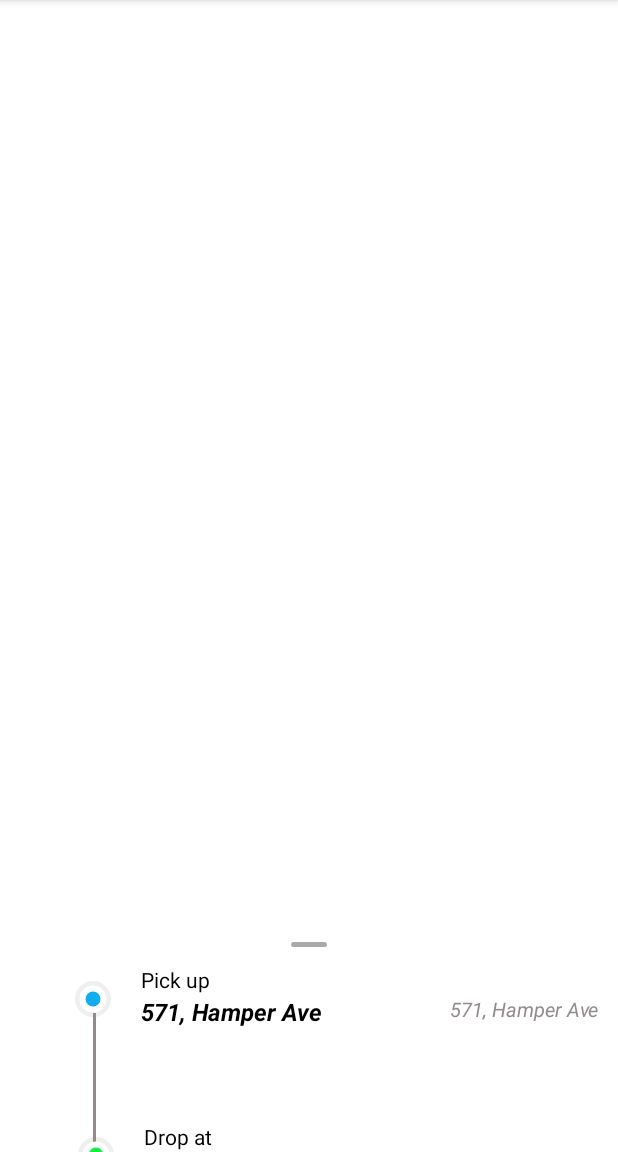
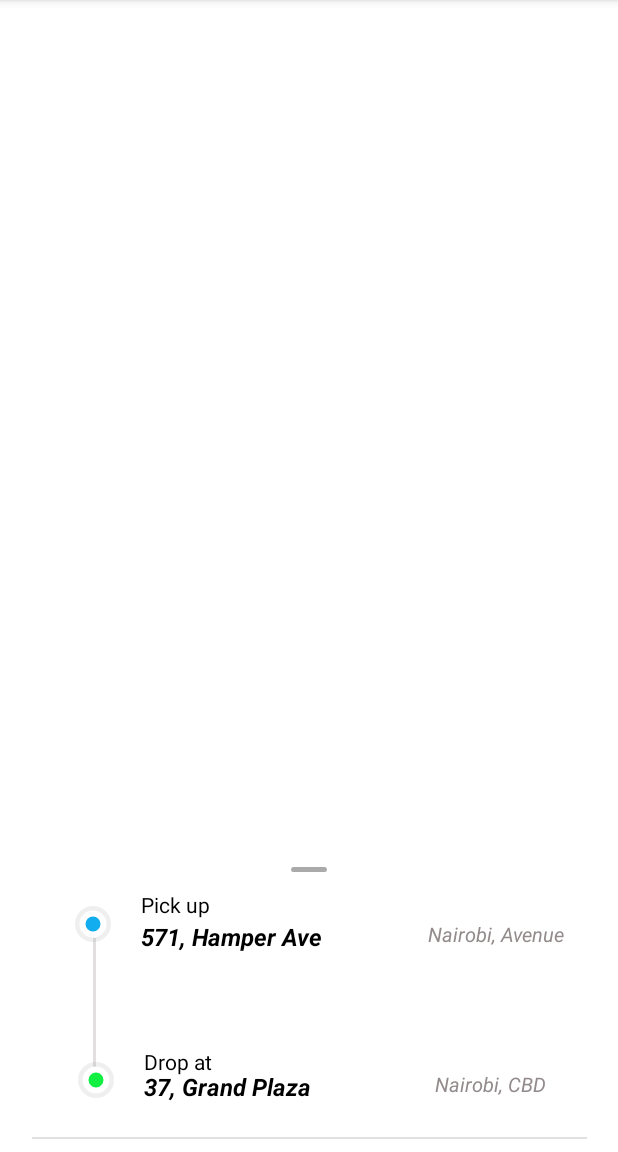
Before and after one commit to Muchori/BottomSheetDialog, an Android app: the PackageDetailsFragment screen opened through its navigation route, on a phone screen of 412 x 824 dp, the part 84-1236 px from its top. Run offline under Robolectric (Android 15) with nearby library versions, the phone set to English and light mode, and no system bars.

Commit message:
Persisent Bottom Sheet

```diff
--- a/app/build.gradle
+++ b/app/build.gradle
@@ -44,7 +44,7 @@ dependencies {
     implementation 'androidx.appcompat:appcompat:1.4.2'
     implementation 'com.google.android.material:material:1.6.1'
     implementation 'androidx.constraintlayout:constraintlayout:2.1.4'
-    implementation 'androidx.navigation:navigation-fragment:2.4.2'
+    implementation 'androidx.navigation:navigation-fragment-ktx:2.4.2'
     testImplementation 'junit:junit:4.13.2'
     androidTestImplementation 'androidx.test.ext:junit:1.1.3'
     androidTestImplementation 'androidx.test.espresso:espresso-core:3.4.0'
--- a/app/src/main/res/drawable/btn.xml
+++ b/app/src/main/res/drawable/btn.xml
@@ -2,5 +2,5 @@
 <shape xmlns:android="http://schemas.android.com/apk/res/android">
 
     <corners android:radius="8dp" />
-    <solid android:color="#12ADEF" />
+    <solid android:color="#6312ADEF" />
 </shape>
--- a/app/src/main/res/layout/layout_bottom_sheet.xml
+++ b/app/src/main/res/layout/layout_bottom_sheet.xml
@@ -1,14 +1,14 @@
 <?xml version="1.0" encoding="utf-8"?>
-<androidx.constraintlayout.widget.ConstraintLayout
-    xmlns:android="http://schemas.android.com/apk/res/android"
+<androidx.constraintlayout.widget.ConstraintLayout xmlns:android="http://schemas.android.com/apk/res/android"
     xmlns:app="http://schemas.android.com/apk/res-auto"
     android:id="@+id/layout_bottom_sheet"
     android:layout_width="match_parent"
-    android:layout_height="match_parent"
+    android:layout_height="wrap_content"
     android:background="@drawable/bottom_sheet_back"
     android:orientation="vertical"
     app:behavior_hideable="false"
-    app:behavior_peekHeight="150dp"
+    app:behavior_peekHeight="200dp"
+    android:paddingBottom="30dp"
     app:layout_behavior="@string/bottom_sheet_behavior">
 
   <ScrollView
@@ -16,6 +16,7 @@
       android:layout_width="match_parent"
       android:layout_height="wrap_content"
       app:layout_constraintEnd_toEndOf="parent"
+      app:layout_constraintHorizontal_bias="1.0"
       app:layout_constraintStart_toStartOf="parent"
       app:layout_constraintTop_toTopOf="parent">
 
@@ -23,6 +24,7 @@
         android:layout_width="wrap_content"
         android:layout_height="wrap_content"
         android:orientation="vertical">
+
       <ImageView
           android:id="@+id/bottomSheetGrapple"
           android:layout_width="wrap_content"
@@ -41,7 +43,7 @@
           android:layout_marginTop="36dp"
           android:src="@drawable/ic_stepper_image"
           app:layout_constraintStart_toStartOf="parent"
-            app:layout_constraintTop_toTopOf="parent"/>
+          app:layout_constraintTop_toTopOf="parent" />
 
       <TextView
           android:id="@+id/textcode"
@@ -52,7 +54,8 @@
           android:text="Pick up"
           android:textColor="@color/black"
           app:layout_constraintStart_toEndOf="@+id/stepper1"
-            app:layout_constraintTop_toTopOf="parent"/>
+          app:layout_constraintTop_toTopOf="parent" />
+
       <TextView
           android:id="@+id/textcode1"
           android:layout_width="wrap_content"
@@ -64,16 +67,16 @@
           android:textSize="16sp"
           android:textStyle="bold|italic"
           app:layout_constraintStart_toEndOf="@+id/stepper1"
-            app:layout_constraintTop_toTopOf="parent"/>
+          app:layout_constraintTop_toTopOf="parent" />
 
       <TextView
           android:id="@+id/textcode5"
           android:layout_width="wrap_content"
           android:layout_height="wrap_content"
-            android:layout_marginStart="100dp"
+          android:layout_marginStart="70dp"
           android:layout_marginTop="45dp"
-            android:layout_marginEnd="28dp"
-            android:text="571, Hamper Ave"
+          android:layout_marginEnd="35dp"
+          android:text="Nairobi, Avenue"
           android:textColor="#938B8B"
           android:textSize="13sp"
           android:textStyle="italic"
@@ -86,11 +89,11 @@
           android:layout_height="90dp"
           android:layout_marginStart="62dp"
           android:layout_marginTop="64dp"
-            android:background="#938B8B"
+          android:background="#47938B8B"
           app:layout_constraintBottom_toTopOf="@+id/stepper2"
           app:layout_constraintStart_toStartOf="parent"
           app:layout_constraintTop_toBottomOf="@+id/stepper1"
-            app:layout_constraintTop_toTopOf="parent"/>
+          app:layout_constraintTop_toTopOf="parent" />
 
       <ImageView
           android:id="@+id/stepper2"
@@ -100,7 +103,7 @@
           android:layout_marginTop="140dp"
           android:src="@drawable/ic_stepper_image_2"
           app:layout_constraintStart_toStartOf="parent"
-            app:layout_constraintTop_toTopOf="parent"/>
+          app:layout_constraintTop_toTopOf="parent" />
 
       <TextView
           android:id="@+id/textcode2"
@@ -111,7 +114,7 @@
           android:text="Drop at"
           android:textColor="@color/black"
           app:layout_constraintStart_toEndOf="@+id/stepper2"
-            app:layout_constraintTop_toTopOf="parent"/>
+          app:layout_constraintTop_toTopOf="parent" />
 
       <TextView
           android:id="@+id/textcode3"
@@ -124,15 +127,15 @@
           android:textSize="16sp"
           android:textStyle="bold|italic"
           app:layout_constraintStart_toEndOf="@+id/stepper2"
-            app:layout_constraintTop_toTopOf="parent"/>
+          app:layout_constraintTop_toTopOf="parent" />
 
       <TextView
           android:id="@+id/textcode4"
           android:layout_width="wrap_content"
           android:layout_height="wrap_content"
-            android:layout_marginStart="100dp"
+          android:layout_marginStart="70dp"
           android:layout_marginTop="145dp"
-            android:layout_marginEnd="28dp"
+          android:layout_marginEnd="35dp"
           android:text="Nairobi, CBD"
           android:textColor="#938B8B"
           android:textSize="13sp"
@@ -143,13 +146,75 @@
 
       <View
           android:id="@+id/view2"
-            android:layout_width="335dp"
+          android:layout_width="370dp"
           android:layout_height="1dp"
-            android:layout_margin="20dp"
-            android:background="#938B8B"
+          android:layout_margin="26dp"
+          android:background="#47938B8B"
           app:layout_constraintEnd_toEndOf="parent"
           app:layout_constraintStart_toStartOf="parent"
-            app:layout_constraintTop_toBottomOf="@+id/textcode4"/>
+          app:layout_constraintTop_toBottomOf="@+id/textcode4" />
+
+
+      <androidx.constraintlayout.widget.ConstraintLayout
+          android:id="@id/constraint"
+          android:layout_width="0dp"
+          android:layout_height="wrap_content"
+          android:layout_marginTop="5dp"
+          app:layout_constraintEnd_toEndOf="parent"
+          app:layout_constraintStart_toStartOf="parent"
+          app:layout_constraintTop_toBottomOf="@+id/view2">
+
+        <TextView
+            android:id="@+id/totalCost"
+            android:layout_width="wrap_content"
+            android:layout_height="wrap_content"
+            android:layout_marginTop="7dp"
+            android:text="Total Cost"
+            android:textColor="@color/black"
+            android:textSize="14sp"
+            android:textStyle="bold"
+            app:layout_constraintEnd_toStartOf="@+id/txt_total_cost"
+            app:layout_constraintStart_toStartOf="parent"
+            app:layout_constraintTop_toTopOf="parent" />
+
+        <TextView
+            android:id="@+id/txt_total_cost"
+            android:layout_width="wrap_content"
+            android:layout_height="wrap_content"
+            android:layout_marginStart="180dp"
+            android:layout_marginTop="7dp"
+            android:text="$46.90"
+            android:textColor="#34E25B"
+            android:textSize="14sp"
+            android:textStyle="bold|italic"
+            app:layout_constraintEnd_toEndOf="parent"
+            app:layout_constraintStart_toEndOf="@+id/totalCost"
+            app:layout_constraintTop_toTopOf="parent" />
+
+        <TextView
+            android:id="@+id/pkg_weight"
+            android:layout_width="wrap_content"
+            android:layout_height="wrap_content"
+            android:layout_marginTop="10dp"
+            android:text="Package Weight"
+            android:textColor="@color/black"
+            android:textSize="14sp"
+            android:textStyle="bold"
+            app:layout_constraintStart_toStartOf="@+id/totalCost"
+            app:layout_constraintTop_toBottomOf="@+id/totalCost" />
+
+        <TextView
+            android:id="@+id/txt_pkg_weight"
+            android:layout_width="wrap_content"
+            android:layout_height="wrap_content"
+            android:layout_marginTop="10dp"
+            android:text="1.5kg"
+            android:textColor="#12ADEF"
+            android:textSize="14sp"
+            android:textStyle="bold|italic"
+            app:layout_constraintStart_toStartOf="@+id/txt_total_cost"
+            app:layout_constraintTop_toBottomOf="@+id/txt_total_cost" />
+      </androidx.constraintlayout.widget.ConstraintLayout>
 
       <TextView
           android:id="@+id/contact_Sender"
@@ -160,11 +225,12 @@
           android:padding="10dp"
           android:text="Contact Sender"
           android:textAlignment="center"
+          android:textStyle="bold"
           android:textAllCaps="false"
           android:textColor="@color/black"
           app:layout_constraintEnd_toStartOf="@id/contact_receiver"
           app:layout_constraintStart_toStartOf="parent"
-            app:layout_constraintTop_toBottomOf="@+id/view2"/>
+          app:layout_constraintTop_toBottomOf="@+id/constraint" />
 
       <TextView
           android:id="@+id/contact_receiver"
@@ -175,11 +241,13 @@
           android:padding="10dp"
           android:text="Contact Receiver"
           android:textAlignment="center"
+          android:textStyle="bold"
           android:textAllCaps="false"
           android:textColor="@color/black"
           app:layout_constraintEnd_toEndOf="parent"
           app:layout_constraintStart_toEndOf="@+id/contact_Sender"
-            app:layout_constraintTop_toBottomOf="@+id/view2" />
+          app:layout_constraintTop_toBottomOf="@+id/constraint" />
+
     </androidx.constraintlayout.widget.ConstraintLayout>
   </ScrollView>
 
--- a/app/src/main/res/values/colors.xml
+++ b/app/src/main/res/values/colors.xml
@@ -7,4 +7,6 @@
     <color name="teal_700">#FF018786</color>
     <color name="black">#FF000000</color>
     <color name="white">#9DFFFFFF</color>
+
+
 </resources>
```
Lines whose indentation alone changed are shown as unchanged.
